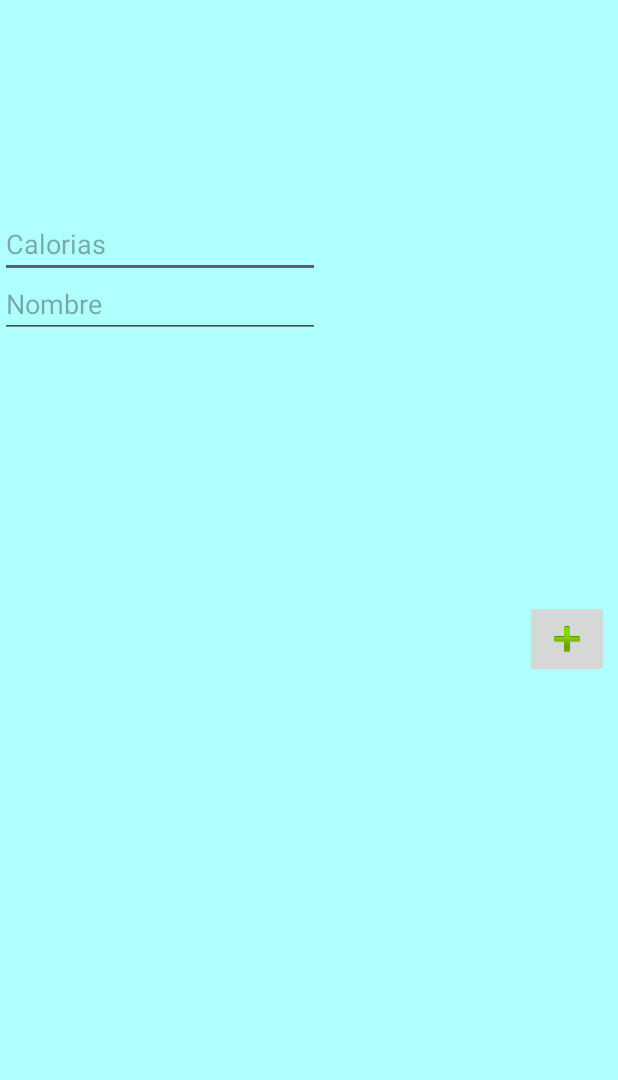
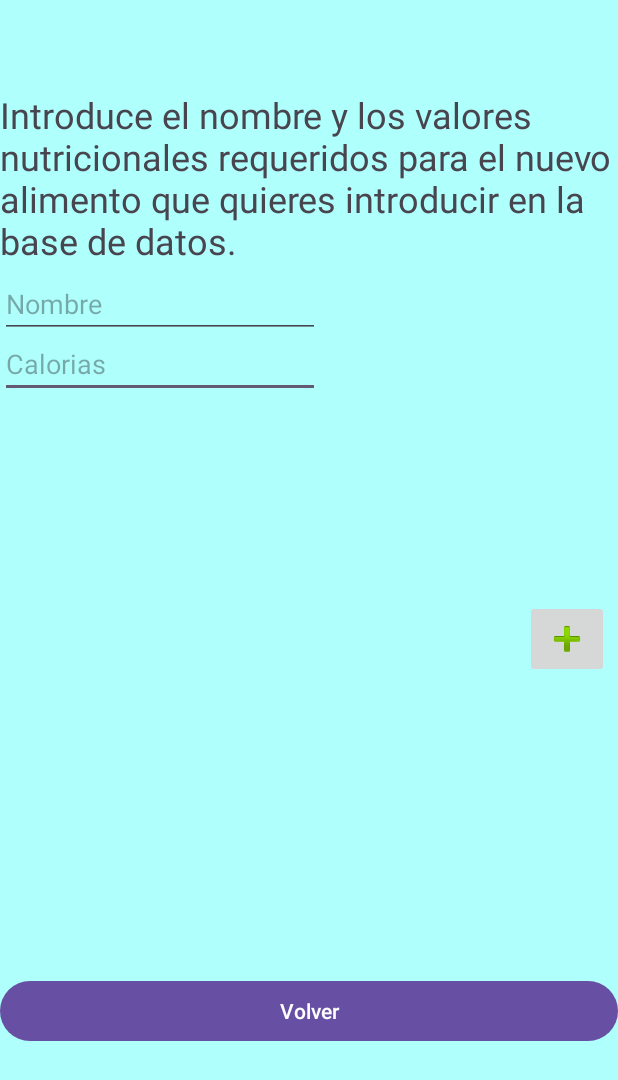
Before and after one commit to borjaca3/KudeGym, an Android app: the AliEnBBDD screen opened directly, with no data from a screen before it, on a phone screen of 412 x 824 dp. Shown: the top 1080 px of the screen. Run offline under Robolectric (Android 15) with nearby library versions, the phone set to English and light mode, and no system bars.

Commit message:
Priyecto despues de semana santa mejorado

```diff
--- a/Api26/app/src/main/res/layout/activity_main.xml
+++ b/Api26/app/src/main/res/layout/activity_main.xml
@@ -44,7 +44,7 @@
         android:layout_height="50dp"
 
         style="@style/Widget.AppCompat.ProgressBar.Horizontal"
-        android:progressTint="#390061"
+        android:progressTint="#F44336"
 
         android:layout_marginTop="120dp"/>
 
@@ -88,7 +88,7 @@
        android:layout_height="wrap_content"
        android:layout_marginTop="400sp"
        android:id="@+id/botonPasar"
-       android:text="Pasar"/>
+       android:text="Añadir nuevo alimento en la base de datos"/>
 
 
 </RelativeLayout>
--- a/Api26/app/src/main/res/layout/alienbbdd.xml
+++ b/Api26/app/src/main/res/layout/alienbbdd.xml
@@ -8,6 +8,17 @@
     tools:context=".MainActivity"
     android:background="#AFFFFD">
 
+    <TextView
+        android:layout_width="wrap_content"
+        android:layout_height="wrap_content"
+        android:text="Introduce el nombre y los valores nutricionales requeridos
+para el nuevo alimento que quieres introducir en la base de datos."
+        app:layout_constraintTop_toTopOf="parent"
+        app:layout_constraintStart_toStartOf="parent"
+        app:layout_constraintEnd_toEndOf="parent"
+        android:layout_marginTop="60dp"
+        android:textSize="24sp"
+        />
 
 
 
@@ -18,7 +29,7 @@
         android:ems="10"
         android:inputType="numberSigned"
         android:hint="Calorias"
-        android:layout_marginTop="140dp"
+        android:layout_marginTop="220dp"
         />
 
     <EditText
@@ -41,4 +52,14 @@
         app:srcCompat="@android:drawable/ic_input_add" />
 
 
+
+    <Button
+        android:layout_width="match_parent"
+        android:layout_height="wrap_content"
+        android:layout_marginTop="650sp"
+        android:id="@+id/BotonVolver"
+        android:text="Volver"
+        android:onClick="volver"/>
+
+
 </RelativeLayout>
```
Also changed, not shown: Api26/app/src/main/java/com/example/api26/AliEnBBDD.java (+10 -0 lines), Api26/app/src/main/java/com/example/api26/MainActivity.java (+20 -9 lines), Api26/app/src/main/res/layout/personalizaobjetivo.xml (+11 -0 lines).
